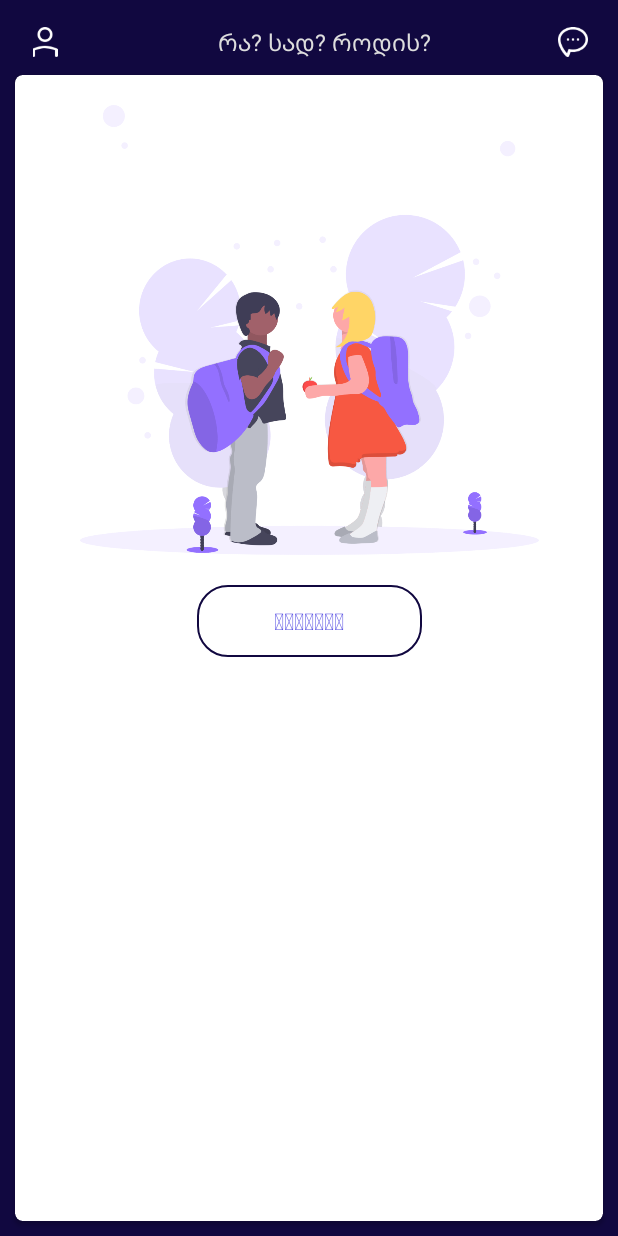
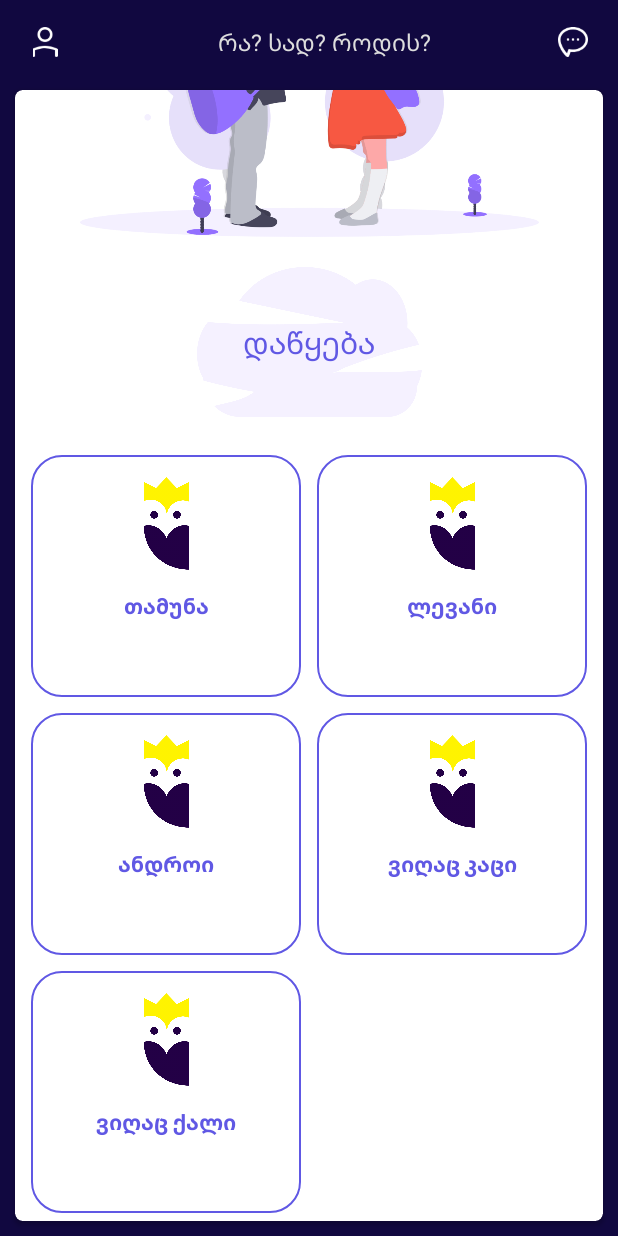
Before and after one commit to Tamuna/Bachelors-Project-Android, an Android app: the GroupPracticeConfigActivity screen opened directly, with no data from a screen before it, on a phone screen of 412 x 824 dp. Run offline under Robolectric (Android 15) with nearby library versions, the light colour scheme and no system bars; our stand-ins replace ButterKnife.

Commit message:
chat initiated

```diff
--- a/2/app/src/main/AndroidManifest.xml
+++ b/2/app/src/main/AndroidManifest.xml
@@ -12,7 +12,7 @@
         android:supportsRtl="true"
         android:theme="@style/AppTheme"
         android:usesCleartextTraffic="true">
-        <activity android:name=".groupchat.GroupPracticeConfigActivity"></activity>
+        <activity android:name=".groupchat.configuration.GroupPracticeConfigActivity"></activity>
         <activity
             android:name=".FinishActivity"
             android:screenOrientation="portrait" />
--- a/2/app/src/main/java/ge/edu/freeuni/rsr/groupchat/GroupPracticeConfigActivity.java
+++ /dev/null
@@ -1,19 +0,0 @@
-package ge.edu.freeuni.rsr.groupchat;
-
-import androidx.appcompat.app.AppCompatActivity;
-
-import android.os.Bundle;
-
-import butterknife.ButterKnife;
-import ge.edu.freeuni.rsr.R;
-
-public class GroupPracticeConfigActivity extends AppCompatActivity {
-
-    @Override
-    protected void onCreate(Bundle savedInstanceState) {
-        super.onCreate(savedInstanceState);
-        setContentView(R.layout.activity_group_practice_config);
-
-        ButterKnife.bind(this);
-    }
-}
--- /dev/null
+++ b/2/app/src/main/java/ge/edu/freeuni/rsr/groupchat/configuration/FriendViewHolder.java
@@ -0,0 +1,31 @@
+package ge.edu.freeuni.rsr.groupchat.configuration;
+
+import android.view.View;
+import android.widget.TextView;
+
+import androidx.annotation.NonNull;
+import androidx.recyclerview.widget.RecyclerView;
+
+import butterknife.BindView;
+import butterknife.ButterKnife;
+import ge.edu.freeuni.rsr.R;
+import ge.edu.freeuni.rsr.groupchat.configuration.entity.User;
+
+
+/*
+ * created by tgeldiashvili on 5/31/2019
+ */
+
+public class FriendViewHolder extends RecyclerView.ViewHolder {
+    @BindView(R.id.txt_full_name)
+    TextView txtFullName;
+
+    public FriendViewHolder(@NonNull View itemView) {
+        super(itemView);
+        ButterKnife.bind(this, itemView);
+    }
+
+    public void setData(User friend){
+        txtFullName.setText(friend.getName());
+    }
+}
--- /dev/null
+++ b/2/app/src/main/java/ge/edu/freeuni/rsr/groupchat/configuration/FriendsRecyclerAdapter.java
@@ -0,0 +1,47 @@
+package ge.edu.freeuni.rsr.groupchat.configuration;
+
+import android.view.LayoutInflater;
+import android.view.View;
+import android.view.ViewGroup;
+
+import androidx.annotation.NonNull;
+import androidx.recyclerview.widget.RecyclerView;
+
+import java.util.ArrayList;
+import java.util.List;
+
+import ge.edu.freeuni.rsr.R;
+import ge.edu.freeuni.rsr.groupchat.configuration.entity.User;
+
+
+/*
+ * created by tgeldiashvili on 5/31/2019
+ */
+
+public class FriendsRecyclerAdapter extends RecyclerView.Adapter<FriendViewHolder> {
+
+    private List<User> data = new ArrayList<>();
+
+    @NonNull
+    @Override
+    public FriendViewHolder onCreateViewHolder(@NonNull ViewGroup parent, int viewType) {
+        View view = LayoutInflater.from(parent.getContext()).inflate(R.layout.cell_friend, parent, false);
+        return new FriendViewHolder(view);
+    }
+
+    @Override
+    public void onBindViewHolder(@NonNull FriendViewHolder holder, int position) {
+        holder.setData(data.get(position));
+    }
+
+    @Override
+    public int getItemCount() {
+        return data.size();
+    }
+
+    public void setData(List<User> data) {
+        this.data.clear();
+        this.data.addAll(data);
+        notifyDataSetChanged();
+    }
+}
--- /dev/null
+++ b/2/app/src/main/java/ge/edu/freeuni/rsr/groupchat/configuration/GroupChatContract.java
@@ -0,0 +1,27 @@
+package ge.edu.freeuni.rsr.groupchat.configuration;
+
+/*
+ * created by tgeldiashvili on 5/31/2019
+ */
+
+import java.util.List;
+
+import ge.edu.freeuni.rsr.groupchat.configuration.entity.User;
+
+public interface GroupChatContract {
+    interface GroupChatView {
+        void onDataLoaded(List<User> friends);
+    }
+
+    interface GroupChatPresenter {
+        void getFriends();
+    }
+
+    interface GroupChatInteractor {
+        interface OnFinishListener {
+            void onFriendsLoaded(List<User> friends);
+        }
+
+        void getFriends(OnFinishListener onFinishListener, int userId);
+    }
+}
--- /dev/null
+++ b/2/app/src/main/java/ge/edu/freeuni/rsr/groupchat/configuration/GroupChatInteractorImpl.java
@@ -0,0 +1,24 @@
+package ge.edu.freeuni.rsr.groupchat.configuration;
+
+/*
+ * created by tgeldiashvili on 5/31/2019
+ */
+
+import java.util.ArrayList;
+import java.util.List;
+
+import ge.edu.freeuni.rsr.groupchat.configuration.entity.User;
+
+public class GroupChatInteractorImpl implements GroupChatContract.GroupChatInteractor {
+    @Override
+    public void getFriends(OnFinishListener onFinishListener, int userId) {
+        //TODO: api call
+        List<User> users = new ArrayList<>();
+        users.add(new User("თამუნა"));
+        users.add(new User("ლევანი"));
+        users.add(new User("ანდროი"));
+        users.add(new User("ვიღაც კაცი"));
+        users.add(new User("ვიღაც ქალი"));
+        onFinishListener.onFriendsLoaded(users);
+    }
+}
--- /dev/null
+++ b/2/app/src/main/java/ge/edu/freeuni/rsr/groupchat/configuration/GroupChatPresenterImpl.java
@@ -0,0 +1,33 @@
+package ge.edu.freeuni.rsr.groupchat.configuration;
+
+/*
+ * created by tgeldiashvili on 5/31/2019
+ */
+
+import java.util.List;
+
+import ge.edu.freeuni.rsr.groupchat.configuration.entity.User;
+
+public class GroupChatPresenterImpl implements GroupChatContract.GroupChatPresenter {
+    private GroupChatContract.GroupChatView view;
+    private GroupChatContract.GroupChatInteractor interactor;
+    private int id = 5;
+
+    public GroupChatPresenterImpl(GroupChatContract.GroupChatView view, GroupChatContract.GroupChatInteractor interactor) {
+        this.view = view;
+        this.interactor = interactor;
+    }
+
+    @Override
+    public void getFriends() {
+        interactor.getFriends(new OnFinishListenerImpl(), id);
+    }
+
+    class OnFinishListenerImpl implements GroupChatContract.GroupChatInteractor.OnFinishListener {
+
+        @Override
+        public void onFriendsLoaded(List<User> friends) {
+            view.onDataLoaded(friends);
+        }
+    }
+}
--- /dev/null
+++ b/2/app/src/main/java/ge/edu/freeuni/rsr/groupchat/configuration/GroupPracticeConfigActivity.java
@@ -0,0 +1,59 @@
+package ge.edu.freeuni.rsr.groupchat.configuration;
+
+import androidx.appcompat.app.AppCompatActivity;
+import androidx.recyclerview.widget.GridLayoutManager;
+import androidx.recyclerview.widget.LinearLayoutManager;
+import androidx.recyclerview.widget.RecyclerView;
+
+import android.content.Context;
+import android.content.Intent;
+import android.os.Bundle;
+import android.view.WindowManager;
+import android.widget.TextView;
+
+import java.util.List;
+
+import butterknife.BindView;
+import butterknife.ButterKnife;
+import butterknife.OnClick;
+import ge.edu.freeuni.rsr.R;
+import ge.edu.freeuni.rsr.groupchat.configuration.entity.User;
+
+public class GroupPracticeConfigActivity extends AppCompatActivity implements GroupChatContract.GroupChatView {
+
+    @BindView(R.id.rv_friends)
+    RecyclerView rvFriends;
+
+    private FriendsRecyclerAdapter adapter;
+    private GroupChatContract.GroupChatPresenter presenter;
+
+    @OnClick(R.id.txt_start_chat)
+    void startChat() {
+
+    }
+
+    public static void start(Context previous) {
+        Intent intent = new Intent(previous, GroupPracticeConfigActivity.class);
+        previous.startActivity(intent);
+    }
+
+    @Override
+    protected void onCreate(Bundle savedInstanceState) {
+        super.onCreate(savedInstanceState);
+        setContentView(R.layout.activity_group_practice_config);
+        getWindow().setFlags(WindowManager.LayoutParams.FLAG_FULLSCREEN, WindowManager.LayoutParams.FLAG_FULLSCREEN);
+        ButterKnife.bind(this);
+
+        presenter = new GroupChatPresenterImpl(this, new GroupChatInteractorImpl());
+        adapter = new FriendsRecyclerAdapter();
+        presenter.getFriends();
+
+    }
+
+    @Override
+    public void onDataLoaded(List<User> friends) {
+        adapter.setData(friends);
+        rvFriends.setAdapter(adapter);
+        rvFriends.setLayoutManager(new GridLayoutManager(this, 2));
+    }
+}
--- /dev/null
+++ b/2/app/src/main/java/ge/edu/freeuni/rsr/groupchat/configuration/entity/User.java
@@ -0,0 +1,21 @@
+package ge.edu.freeuni.rsr.groupchat.configuration.entity;
+
+/*
+ * created by tgeldiashvili on 5/31/2019
+ */
+
+public class User {
+    private String name;
+
+    public User(String name) {
+        this.name = name;
+    }
+
+    public String getName() {
+        return name;
+    }
+
+    public void setName(String name) {
+        this.name = name;
+    }
+}
--- a/2/app/src/main/java/ge/edu/freeuni/rsr/home/GameTypesPagerAdapter.java
+++ b/2/app/src/main/java/ge/edu/freeuni/rsr/home/GameTypesPagerAdapter.java
@@ -12,6 +12,7 @@ import java.util.List;
 import androidx.annotation.NonNull;
 import androidx.viewpager.widget.PagerAdapter;
 import ge.edu.freeuni.rsr.R;
+import ge.edu.freeuni.rsr.groupchat.configuration.GroupPracticeConfigActivity;
 import ge.edu.freeuni.rsr.individual.configuration.IndividualGameConfigActivity;
 
 public class GameTypesPagerAdapter extends PagerAdapter {
@@ -59,6 +60,9 @@ public class GameTypesPagerAdapter extends PagerAdapter {
             if (position == 1) {
                 IndividualGameConfigActivity.start(view.getContext());
             }
+            if(position == 2){
+                GroupPracticeConfigActivity.start(view.getContext());
+            }
         });
         return view;
     }
--- a/2/app/src/main/res/drawable/bg_oval.xml
+++ b/2/app/src/main/res/drawable/bg_oval.xml
@@ -4,5 +4,5 @@
     <corners android:radius="20dp"></corners>
     <stroke
         android:width="1dp"
-        android:color="@color/dark_blue"></stroke>
+        android:color="@color/text_color"></stroke>
 </shape>
--- a/2/app/src/main/res/drawable/bg_oval_blue.xml
+++ b/2/app/src/main/res/drawable/bg_oval_blue.xml
@@ -2,5 +2,5 @@
 <shape xmlns:android="http://schemas.android.com/apk/res/android"
     android:shape="rectangle">
     <corners android:radius="20dp"></corners>
-    <solid android:color="@color/dark_blue"></solid>
+    <solid android:color="@color/text_color"></solid>
 </shape>
--- a/2/app/src/main/res/layout/activity_group_practice_config.xml
+++ b/2/app/src/main/res/layout/activity_group_practice_config.xml
@@ -5,12 +5,13 @@
     android:layout_width="match_parent"
     android:layout_height="match_parent"
     android:background="@color/dark_blue"
-    tools:context=".groupchat.GroupPracticeConfigActivity">
+    tools:context=".groupchat.configuration.GroupPracticeConfigActivity">
 
     <androidx.cardview.widget.CardView
         android:layout_width="0dp"
         android:layout_height="0dp"
         android:layout_marginStart="10dp"
+        android:layout_marginTop="10dp"
         android:layout_marginEnd="10dp"
         android:layout_marginBottom="10dp"
         app:cardCornerRadius="5dp"
@@ -40,27 +41,30 @@
                     app:layout_constraintTop_toTopOf="parent"
                     app:srcCompat="@drawable/header_group" />
 
-                <Button
-                    android:id="@+id/textView3"
+                <TextView
+                    android:id="@+id/txt_start_chat"
                     android:layout_width="150dp"
-                    android:layout_height="wrap_content"
+                    android:layout_height="100dp"
                     android:layout_marginTop="20dp"
+                    android:background="@drawable/bg_stain"
+                    android:gravity="center"
                     android:text="დაწყება"
-                    android:background="@drawable/bg_oval"
                     android:textColor="@color/text_color"
-                    android:textSize="15sp"
+                    android:textSize="20sp"
                     app:layout_constraintEnd_toEndOf="parent"
                     app:layout_constraintStart_toStartOf="parent"
                     app:layout_constraintTop_toBottomOf="@+id/imageView4" />
 
                 <androidx.recyclerview.widget.RecyclerView
-                    android:id="@+id/recyclerView"
+                    android:id="@+id/rv_friends"
                     android:layout_width="match_parent"
                     android:layout_height="wrap_content"
+                    android:layout_marginStart="5dp"
                     android:layout_marginTop="20dp"
+                    android:layout_marginEnd="5dp"
                     app:layout_constraintEnd_toEndOf="parent"
                     app:layout_constraintStart_toStartOf="parent"
-                    app:layout_constraintTop_toBottomOf="@+id/textView3" />
+                    app:layout_constraintTop_toBottomOf="@+id/txt_start_chat" />
 
             </androidx.constraintlayout.widget.ConstraintLayout>
         </androidx.core.widget.NestedScrollView>
@@ -73,7 +77,7 @@
         android:layout_height="50dp"
         app:layout_constraintEnd_toEndOf="parent"
         app:layout_constraintStart_toStartOf="parent"
-        app:layout_constraintTop_toTopOf="parent"></ge.edu.freeuni.rsr.component.CustomToolbar>
+        app:layout_constraintTop_toTopOf="parent" />
 
 
 </androidx.constraintlayout.widget.ConstraintLayout>
--- a/2/app/src/main/res/layout/activity_login.xml
+++ b/2/app/src/main/res/layout/activity_login.xml
@@ -8,13 +8,14 @@
 
     <ImageView
         android:id="@+id/imageView"
-        android:layout_width="wrap_content"
-        android:layout_height="wrap_content"
+        android:layout_width="0dp"
+        android:layout_height="300dp"
         android:adjustViewBounds="true"
+        android:tint="@color/text_color"
         app:layout_constraintEnd_toEndOf="parent"
         app:layout_constraintStart_toStartOf="parent"
         app:layout_constraintTop_toTopOf="parent"
-        app:srcCompat="@drawable/header_owl" />
+        app:srcCompat="@drawable/bg_wave" />
 
     <EditText
         android:id="@+id/editText"
@@ -26,6 +27,7 @@
         android:background="@drawable/bg_oval"
         android:drawableLeft="@drawable/ic_user"
         android:drawablePadding="15dp"
+        android:drawableTint="@color/text_color"
         android:hint="მომხმარებლის სახელი"
         android:maxLines="1"
         android:padding="10dp"
@@ -46,6 +48,7 @@
         android:background="@drawable/bg_oval"
         android:drawableLeft="@drawable/ic_key"
         android:drawablePadding="15dp"
+        android:drawableTint="@color/text_color"
         android:hint="პაროლი"
         android:maxLines="1"
         android:padding="10dp"
--- a/2/app/src/main/res/layout/cell_friend.xml
+++ b/2/app/src/main/res/layout/cell_friend.xml
@@ -4,7 +4,8 @@
     xmlns:tools="http://schemas.android.com/tools"
     android:layout_width="match_parent"
     android:layout_height="wrap_content"
-    android:background="@color/text_color"
+    android:layout_margin="5dp"
+    android:background="@drawable/bg_oval"
     android:orientation="vertical"
     android:padding="5dp">
 
@@ -12,35 +13,38 @@
         android:id="@+id/img_profile_pic"
         android:layout_width="70dp"
         android:layout_height="70dp"
-        android:layout_marginStart="10dp"
-        app:layout_constraintBottom_toBottomOf="parent"
+        android:layout_marginTop="5dp"
+        app:layout_constraintEnd_toEndOf="parent"
+        app:layout_constraintHorizontal_bias="0.5"
         app:layout_constraintStart_toStartOf="parent"
         app:layout_constraintTop_toTopOf="parent"
-        app:srcCompat="@drawable/ic_correct"
-        />
+        app:srcCompat="@drawable/logo_owl" />
 
     <TextView
         android:id="@+id/txt_full_name"
         android:layout_width="wrap_content"
         android:layout_height="wrap_content"
-        android:layout_marginStart="8dp"
-        android:layout_marginEnd="8dp"
+        android:layout_marginTop="10dp"
+        android:gravity="center"
         android:text="თამუნა გელდიაშვილი"
-        android:textColor="@color/light_gray"
+        android:textColor="@color/text_color"
         android:textStyle="bold"
-        app:layout_constraintBottom_toBottomOf="parent"
-        app:layout_constraintEnd_toStartOf="@+id/img_add_icon"
-        app:layout_constraintStart_toEndOf="@+id/img_profile_pic"
-        app:layout_constraintTop_toTopOf="parent" />
+        app:layout_constraintEnd_toEndOf="parent"
+        app:layout_constraintHorizontal_bias="0.5"
+        app:layout_constraintStart_toStartOf="parent"
+        app:layout_constraintTop_toBottomOf="@+id/img_profile_pic" />
 
     <ImageView
         android:id="@+id/img_add_icon"
         android:layout_width="30dp"
         android:layout_height="30dp"
-        android:layout_marginEnd="10dp"
+        android:layout_marginTop="10dp"
+        android:layout_marginBottom="5dp"
         app:layout_constraintBottom_toBottomOf="parent"
         app:layout_constraintEnd_toEndOf="parent"
-        app:layout_constraintTop_toTopOf="parent"
+        app:layout_constraintHorizontal_bias="0.5"
+        app:layout_constraintStart_toStartOf="parent"
+        app:layout_constraintTop_toBottomOf="@+id/txt_full_name"
         app:srcCompat="@drawable/ic_add_friend" />
 
 </androidx.constraintlayout.widget.ConstraintLayout>
```
